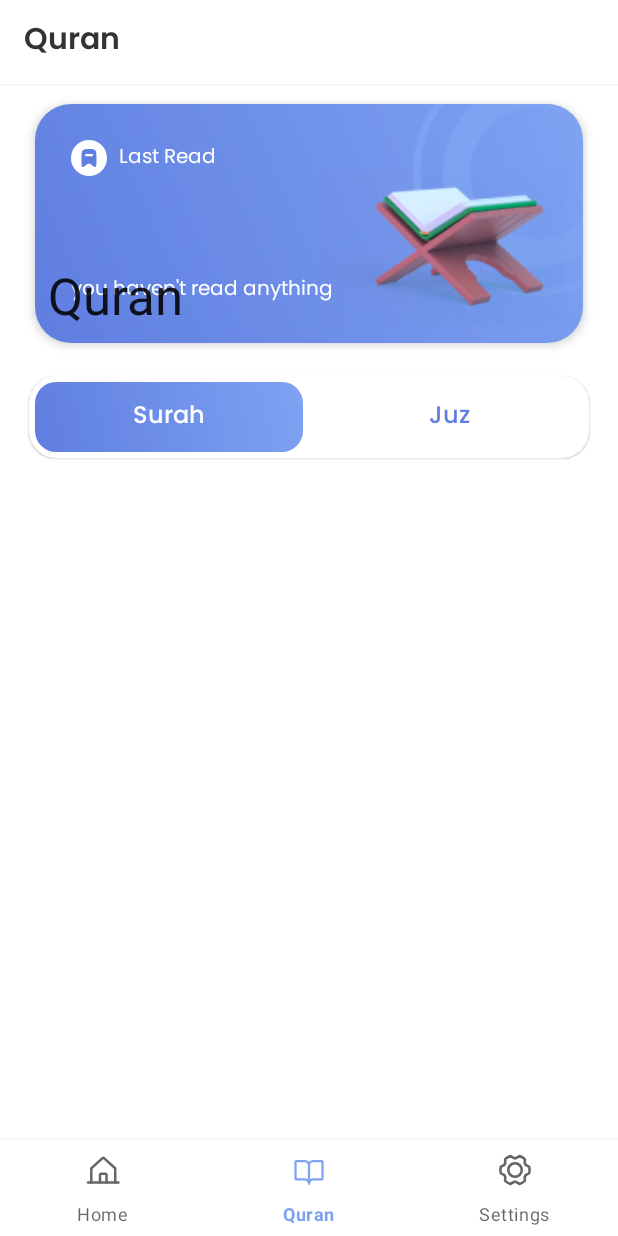
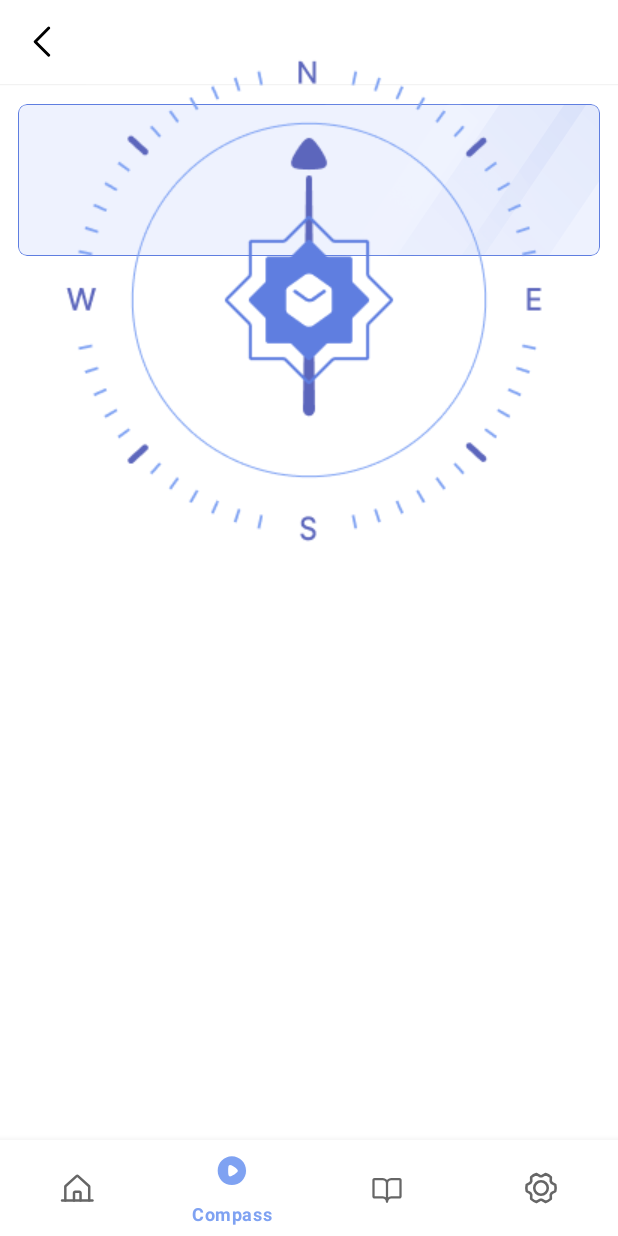
Before and after one commit to muhammadasrul/Quran, an Android app: the fragment SurahDetailFragment placed in its activity, item 2 of the bottom bar chosen, on a phone screen of 412 x 824 dp. Run offline under Robolectric (Android 15) with nearby library versions, the phone set to English and light mode, and no system bars; our stand-ins replace Dagger/Hilt's generated code, navigation-ui; 7 statements that could not run were skipped.

Commit message:
add compass & fixing surah detail

```diff
--- /dev/null
+++ b/app/src/main/java/com/acun/quran/ui/compass/CompassFragment.kt
@@ -0,0 +1,155 @@
+package com.acun.quran.ui.compass
+
+import android.Manifest
+import android.content.Context
+import android.content.pm.PackageManager
+import android.hardware.Sensor
+import android.hardware.SensorEvent
+import android.hardware.SensorEventListener2
+import android.hardware.SensorManager
+import android.location.Location
+import android.os.Bundle
+import android.util.Log
+import android.view.LayoutInflater
+import android.view.View
+import android.view.ViewGroup
+import android.view.animation.Animation
+import android.view.animation.RotateAnimation
+import androidx.activity.result.ActivityResultLauncher
+import androidx.activity.result.contract.ActivityResultContracts
+import androidx.core.app.ActivityCompat
+import androidx.core.content.ContextCompat
+import androidx.core.content.PermissionChecker.PERMISSION_GRANTED
+import androidx.fragment.app.Fragment
+import com.acun.quran.databinding.FragmentCompassBinding
+import com.google.android.gms.location.FusedLocationProviderClient
+import com.google.android.gms.location.LocationServices
+import kotlin.math.roundToInt
+
+class CompassFragment : Fragment(), SensorEventListener2 {
+
+    private var _binding: FragmentCompassBinding? = null
+    private val binding get() = _binding!!
+    private var currentDegree = 0F
+    private val  sensorManager by lazy {
+        requireActivity().getSystemService(Context.SENSOR_SERVICE) as SensorManager
+    }
+
+    private lateinit var locationPermissionLauncher: ActivityResultLauncher<Array<String>>
+    private lateinit var fusedLocationProviderClient: FusedLocationProviderClient
+    private var location = Location("my_location")
+
+    override fun onCreateView(
+        inflater: LayoutInflater, container: ViewGroup?,
+        savedInstanceState: Bundle?
+    ): View {
+        _binding = FragmentCompassBinding.inflate(LayoutInflater.from(requireContext()))
+        return binding.root
+    }
+
+    override fun onResume() {
+        super.onResume()
+        sensorManager.registerListener(
+            this,
+            sensorManager.getDefaultSensor(Sensor.TYPE_ORIENTATION),
+            SensorManager.SENSOR_DELAY_GAME
+        )
+    }
+
+    override fun onViewCreated(view: View, savedInstanceState: Bundle?) {
+        super.onViewCreated(view, savedInstanceState)
+        fusedLocationProviderClient = LocationServices.getFusedLocationProviderClient(requireContext())
+        locationPermissionLauncher = registerForActivityResult(ActivityResultContracts.RequestMultiplePermissions()) { permissions ->
+            when {
+                permissions[Manifest.permission.ACCESS_FINE_LOCATION] == true
+                        && permissions[Manifest.permission.ACCESS_COARSE_LOCATION] == true
+                -> {
+                    if (ActivityCompat.checkSelfPermission(
+                            requireContext(),
+                            Manifest.permission.ACCESS_FINE_LOCATION
+                        ) != PackageManager.PERMISSION_GRANTED && ActivityCompat.checkSelfPermission(
+                            requireContext(),
+                            Manifest.permission.ACCESS_COARSE_LOCATION
+                        ) != PackageManager.PERMISSION_GRANTED
+                    ) {
+                        fusedLocationProviderClient.lastLocation.addOnSuccessListener {
+                            location = it
+                        }
+                    }
+                }
+                else -> Unit
+            }
+        }
+
+    }
+
+    override fun onPause() {
+        super.onPause()
+        sensorManager.unregisterListener(
+            this,
+            sensorManager.getDefaultSensor(Sensor.TYPE_ORIENTATION)
+        )
+    }
+
+    override fun onSensorChanged(event: SensorEvent) {
+        when {
+            ContextCompat.checkSelfPermission(requireContext(), Manifest.permission.ACCESS_FINE_LOCATION) == PERMISSION_GRANTED
+                    && ContextCompat.checkSelfPermission(requireContext(), Manifest.permission.ACCESS_COARSE_LOCATION) == PERMISSION_GRANTED
+            -> {
+                fusedLocationProviderClient.lastLocation.addOnSuccessListener {
+                    location = it
+                }
+            }
+            shouldShowRequestPermissionRationale(Manifest.permission.ACCESS_FINE_LOCATION)
+                    && shouldShowRequestPermissionRationale(Manifest.permission.ACCESS_COARSE_LOCATION)
+            -> {
+                locationPermissionLauncher.launch(arrayOf(Manifest.permission.ACCESS_FINE_LOCATION, Manifest.permission.ACCESS_COARSE_LOCATION))
+            }
+            else -> {
+                locationPermissionLauncher.launch(arrayOf(Manifest.permission.ACCESS_FINE_LOCATION, Manifest.permission.ACCESS_COARSE_LOCATION))
+            }
+        }
+
+        val degree = event.values[0].roundToInt()
+        val kaabaLocation = Location("kaaba_location").apply {
+            latitude = 21.4234756
+            longitude = 39.8246424
+        }
+        val bearingToKaaba = location.bearingTo(kaabaLocation)
+        val direction = bearingToKaaba-degree
+
+        val kaabaRotateAnimation = RotateAnimation(
+            direction,
+            -degree.toFloat(),
+            Animation.RELATIVE_TO_SELF,
+            0.5f,
+            Animation.RELATIVE_TO_SELF,
+            0.5f
+        )
+        kaabaRotateAnimation.duration = 210
+        kaabaRotateAnimation.fillAfter = true
+        binding.kaabaImage.startAnimation(kaabaRotateAnimation)
+
+        val compassRotateAnimation = RotateAnimation(
+            currentDegree,
+            (-degree).toFloat(),
+            Animation.RELATIVE_TO_SELF,
+            0.5f,
+            Animation.RELATIVE_TO_SELF,
+            0.5f
+        )
+        compassRotateAnimation.duration = 210
+        compassRotateAnimation.fillAfter = true
+        binding.compassImage.startAnimation(compassRotateAnimation)
+
+        currentDegree = -degree.toFloat()
+    }
+
+    override fun onAccuracyChanged(sensor: Sensor?, p1: Int) {
+        Log.d("onAccuracyChanged", "${sensor?.name} $p1")
+    }
+
+    override fun onFlushCompleted(sensor: Sensor?) {
+        Log.d("onFlushCompleted", sensor?.name.toString())
+    }
+}
--- a/app/src/main/java/com/acun/quran/ui/quran/surah/SurahListAdapter.kt
+++ b/app/src/main/java/com/acun/quran/ui/quran/surah/SurahListAdapter.kt
@@ -37,7 +37,7 @@ class SurahListAdapter(
 
                 if (adapterPosition == surahList.lastIndex) {
                     root.updatePadding(bottom = 162)
-                }
+                } else root.updatePadding(bottom = 0)
             }
         }
     }
--- a/app/src/main/java/com/acun/quran/ui/quran/surah_detail/SurahDetailFragment.kt
+++ b/app/src/main/java/com/acun/quran/ui/quran/surah_detail/SurahDetailFragment.kt
@@ -73,7 +73,8 @@ class SurahDetailFragment : Fragment() {
                     binding.loadingAnimation.hide()
                     resource.data?.let {
                         versePreference?.let { preference ->
-                            binding.rvVerse.adapter = VerseListAdapter(it.verses, preference, object : VerseListAdapter.OnClickListener {
+                            val verses = it.verses.map { it.copy(headerName = "", surahName = "") }
+                            binding.rvVerse.adapter = VerseListAdapter(verses, preference, object : VerseListAdapter.OnClickListener {
                                 override fun onItemClicked(item: Verse) {
                                     val temp = lastReadVerse
                                     viewModel.setLastRead(LastReadVerse(ayah = item.number.inSurah, surah = surah.name.transliteration.en))
--- a/app/src/main/java/com/acun/quran/ui/quran/surah_detail/VerseListAdapter.kt
+++ b/app/src/main/java/com/acun/quran/ui/quran/surah_detail/VerseListAdapter.kt
@@ -4,6 +4,7 @@ import android.util.TypedValue
 import android.view.LayoutInflater
 import android.view.View
 import android.view.ViewGroup
+import androidx.core.view.updatePadding
 import androidx.recyclerview.widget.RecyclerView
 import com.acun.quran.data.local.datastore.VersePreference
 import com.acun.quran.data.remote.response.surah.Verse
@@ -63,8 +64,9 @@ class VerseListAdapter(
                 tvTranslation.text = item.translation.en
                 tvVerseNumber.text = item.number.inSurah.toString()
                 if (adapterPosition == verseList.lastIndex) {
-                    line.visibility = View.GONE
-                }
+                    line.hide()
+                    root.updatePadding(bottom = 162)
+                } else root.updatePadding(bottom = 0)
                 root.setOnClickListener {
                     onClickListener.onItemClicked(item)
                 }
--- /dev/null
+++ b/app/src/main/res/layout/fragment_compass.xml
@@ -0,0 +1,28 @@
+<?xml version="1.0" encoding="utf-8"?>
+<androidx.constraintlayout.widget.ConstraintLayout xmlns:android="http://schemas.android.com/apk/res/android"
+    xmlns:app="http://schemas.android.com/apk/res-auto"
+    xmlns:tools="http://schemas.android.com/tools"
+    android:layout_width="match_parent"
+    android:layout_height="match_parent"
+    tools:context=".ui.compass.CompassFragment">
+
+    <ImageView
+        android:id="@+id/compassImage"
+        android:layout_width="wrap_content"
+        android:layout_height="wrap_content"
+        android:src="@drawable/compass"
+        app:layout_constraintEnd_toEndOf="parent"
+        app:layout_constraintStart_toStartOf="parent"
+        app:layout_constraintTop_toTopOf="parent" />
+
+    <ImageView
+        android:id="@+id/kaabaImage"
+        android:layout_width="0dp"
+        android:layout_height="0dp"
+        android:src="@drawable/kaaba_directioin"
+        app:layout_constraintBottom_toBottomOf="@id/compassImage"
+        app:layout_constraintEnd_toEndOf="@id/compassImage"
+        app:layout_constraintStart_toStartOf="@id/compassImage"
+        app:layout_constraintTop_toTopOf="@id/compassImage" />
+
+</androidx.constraintlayout.widget.ConstraintLayout>
--- a/app/src/main/res/layout/fragment_quran.xml
+++ b/app/src/main/res/layout/fragment_quran.xml
@@ -29,7 +29,8 @@
         <com.google.android.material.appbar.CollapsingToolbarLayout
             android:layout_width="match_parent"
             android:layout_height="wrap_content"
-            app:layout_scrollFlags="scroll|exitUntilCollapsed">
+            app:layout_scrollFlags="scroll|exitUntilCollapsed"
+            app:titleEnabled="false">
 
             <com.google.android.material.card.MaterialCardView
                 android:id="@+id/bannerCardView"
--- a/app/src/main/res/layout/fragment_surah_detail.xml
+++ b/app/src/main/res/layout/fragment_surah_detail.xml
@@ -1,5 +1,5 @@
 <?xml version="1.0" encoding="utf-8"?>
-<androidx.coordinatorlayout.widget.CoordinatorLayout xmlns:android="http://schemas.android.com/apk/res/android"
+<androidx.constraintlayout.widget.ConstraintLayout xmlns:android="http://schemas.android.com/apk/res/android"
     xmlns:app="http://schemas.android.com/apk/res-auto"
     xmlns:tools="http://schemas.android.com/tools"
     android:layout_width="match_parent"
@@ -13,24 +13,23 @@
         android:background="@color/white"
         android:elevation="1dp"
         app:layout_collapseMode="pin"
+        app:layout_constraintEnd_toEndOf="parent"
+        app:layout_constraintStart_toStartOf="parent"
+        app:layout_constraintTop_toTopOf="parent"
         app:layout_scrollFlags="scroll|enterAlways"
         app:navigationIcon="@drawable/ic_arrow_left"
         app:titleTextAppearance="@style/Theme.Quran.Toolbar.Title"
         app:titleTextColor="@color/text_black"
         tools:title="Al-Fatiha" />
 
-    <com.google.android.material.appbar.AppBarLayout
-        android:id="@+id/appBarLayout"
+    <androidx.core.widget.NestedScrollView
         android:layout_width="match_parent"
         android:layout_height="wrap_content"
-        android:layout_marginTop="?actionBarSize"
-        android:background="@color/white"
-        app:elevation="0dp">
+        app:layout_constraintTop_toBottomOf="@id/toolbar">
 
-        <com.google.android.material.appbar.CollapsingToolbarLayout
+        <androidx.constraintlayout.widget.ConstraintLayout
             android:layout_width="match_parent"
-            android:layout_height="wrap_content"
-            app:layout_scrollFlags="scroll|exitUntilCollapsed">
+            android:layout_height="wrap_content">
 
             <com.google.android.material.card.MaterialCardView
                 android:id="@+id/surahCardView"
@@ -42,6 +41,9 @@
                 app:cardCornerRadius="6dp"
                 app:cardElevation="0dp"
                 app:cardUseCompatPadding="true"
+                app:layout_constraintEnd_toEndOf="parent"
+                app:layout_constraintStart_toStartOf="parent"
+                app:layout_constraintTop_toTopOf="parent"
                 app:strokeColor="@color/primary_blue"
                 app:strokeWidth=".5dp">
 
@@ -105,35 +107,31 @@
                 </androidx.constraintlayout.widget.ConstraintLayout>
             </com.google.android.material.card.MaterialCardView>
 
-            <com.google.android.material.appbar.MaterialToolbar
-                android:id="@+id/toolbar2"
+            <androidx.recyclerview.widget.RecyclerView
+                android:id="@+id/rvVerse"
                 android:layout_width="match_parent"
-                android:layout_height="0dp"
-                android:background="@color/white"
-                app:layout_collapseMode="pin"
-                app:layout_scrollFlags="scroll|enterAlways"
-                app:title="@string/app_name"
-                app:titleTextAppearance="@style/Theme.Quran.Toolbar.Title"
-                app:titleTextColor="@color/text_black" />
-        </com.google.android.material.appbar.CollapsingToolbarLayout>
-    </com.google.android.material.appbar.AppBarLayout>
+                android:layout_height="wrap_content"
+                android:layout_marginHorizontal="12dp"
+                app:layout_behavior="com.google.android.material.appbar.AppBarLayout$ScrollingViewBehavior"
+                app:layout_constraintEnd_toEndOf="parent"
+                app:layout_constraintStart_toStartOf="parent"
+                app:layout_constraintTop_toBottomOf="@id/surahCardView"
+                tools:listitem="@layout/item_verse_list" />
 
-    <androidx.recyclerview.widget.RecyclerView
-        android:id="@+id/rvVerse"
-        android:layout_width="match_parent"
-        android:layout_height="wrap_content"
-        android:layout_marginHorizontal="12dp"
-        app:layout_behavior="com.google.android.material.appbar.AppBarLayout$ScrollingViewBehavior"
-        tools:listitem="@layout/item_verse_list" />
+        </androidx.constraintlayout.widget.ConstraintLayout>
+    </androidx.core.widget.NestedScrollView>
 
     <com.airbnb.lottie.LottieAnimationView
         android:id="@+id/loadingAnimation"
         android:layout_width="56dp"
         android:layout_height="56dp"
-        android:layout_gravity="center"
         android:scaleType="fitXY"
         android:visibility="gone"
+        app:layout_constraintBottom_toBottomOf="parent"
+        app:layout_constraintEnd_toEndOf="parent"
+        app:layout_constraintStart_toStartOf="parent"
+        app:layout_constraintTop_toTopOf="parent"
         app:lottie_autoPlay="true"
         app:lottie_loop="true"
         app:lottie_rawRes="@raw/loading_animation" />
-</androidx.coordinatorlayout.widget.CoordinatorLayout>
+</androidx.constraintlayout.widget.ConstraintLayout>
--- a/app/src/main/res/menu/bottom_navigation_menu.xml
+++ b/app/src/main/res/menu/bottom_navigation_menu.xml
@@ -4,6 +4,10 @@
         android:id="@+id/homeFragment"
         android:icon="@drawable/ic_houseline"
         android:title="Home" />
+    <item
+        android:id="@+id/compassFragment"
+        android:icon="@drawable/ic_play"
+        android:title="Compass" />
     <item
         android:id="@+id/quranFragment"
         android:icon="@drawable/ic_bookopen"
--- a/app/src/main/res/navigation/main_navigation.xml
+++ b/app/src/main/res/navigation/main_navigation.xml
@@ -53,4 +53,9 @@
         android:name="com.acun.quran.ui.preference.PreferenceFragment"
         android:label="fragment_preference"
         tools:layout="@layout/fragment_preference" />
+    <fragment
+        android:id="@+id/compassFragment"
+        android:name="com.acun.quran.ui.compass.CompassFragment"
+        android:label="Compass"
+        tools:layout="@layout/fragment_compass" />
 </navigation>
```
Also changed, not shown: app/build.gradle (+12 -12 lines), app/src/main/res/layout/fragment_surah.xml (+6 -2 lines), app/src/main/res/drawable/compass.png (added), app/src/main/res/drawable/kaaba_directioin.png (added).
